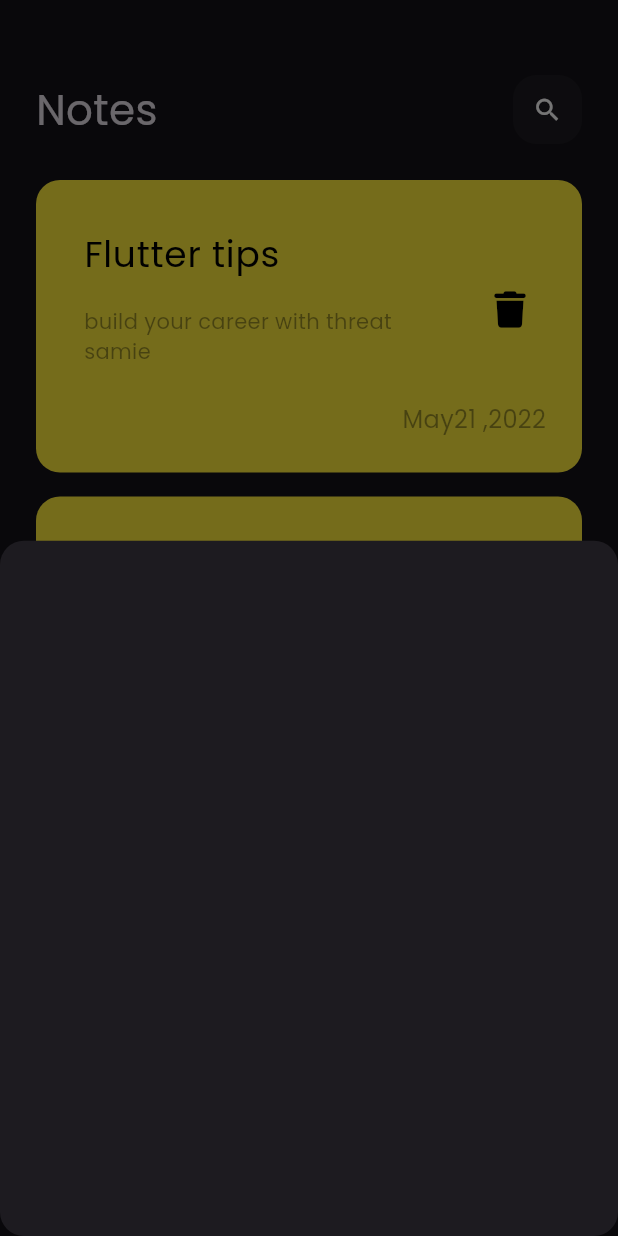
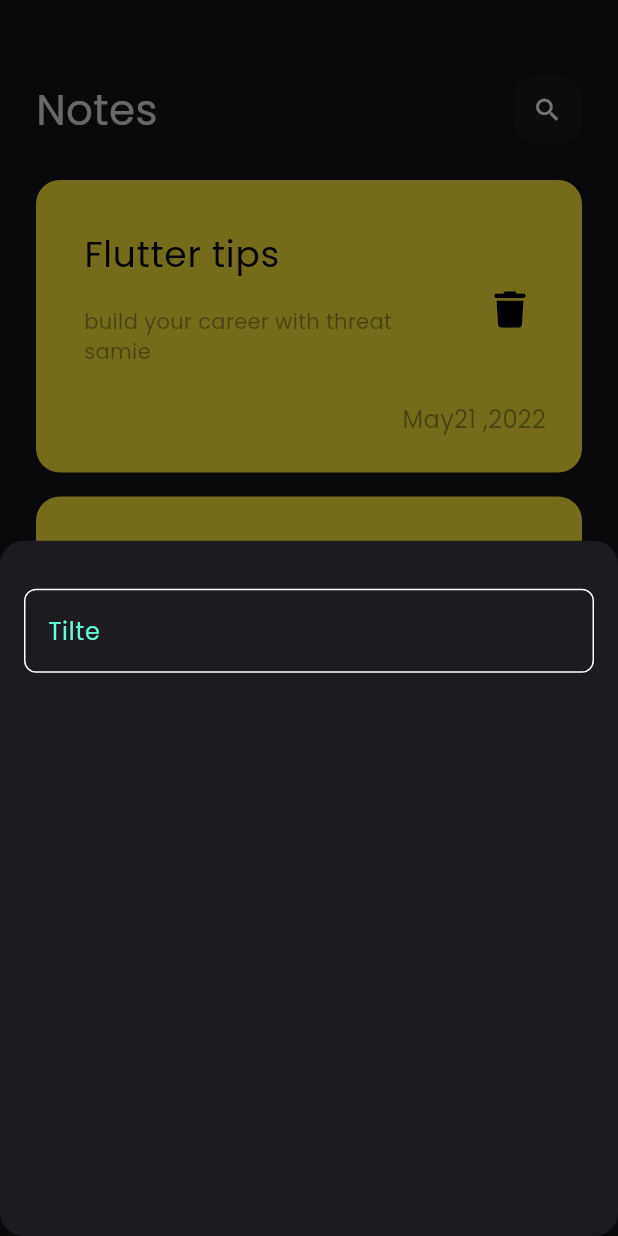
Before and after one commit to ELSAYED265/note_app, a Flutter app: the screen it shows after launch, after a tap on the "add" icon, on a phone screen of 412 x 824 dp. Run offline on Flutter 3.47's test engine with Material 3 defaults, Android fonts, the phone set to English and light mode, and no system bars; our stand-ins replace font_awesome_flutter.

Commit message:
Create custom_text_field

```diff
--- /dev/null
+++ b/lib/constant.dart
@@ -0,0 +1,3 @@
+import 'dart:ui';
+
+const kPrimaryColor = Color(0xff62FCD7);
--- a/lib/widgets/add_note_bottom_sheet.dart
+++ b/lib/widgets/add_note_bottom_sheet.dart
@@ -1,10 +1,20 @@
 import 'package:flutter/material.dart';
+
+import 'custom_text_field.dart';
 
 class AddNoteBottomSheet extends StatelessWidget {
   const AddNoteBottomSheet({super.key});
 
   @override
   Widget build(BuildContext context) {
-    return Container();
+    return Padding(
+      padding: const EdgeInsets.symmetric(horizontal: 16),
+      child: Column(
+        children: [
+          SizedBox(height: 32),
+          CustomTextField(hintText: "hello"),
+        ],
+      ),
+    );
   }
 }
--- /dev/null
+++ b/lib/widgets/custom_text_field.dart
@@ -0,0 +1,27 @@
+import 'package:flutter/material.dart';
+import 'package:note_app/constant.dart';
+
+class CustomTextField extends StatelessWidget {
+  const CustomTextField({super.key, required this.hintText});
+  final String hintText;
+  @override
+  Widget build(BuildContext context) {
+    return TextField(
+      cursorColor: kPrimaryColor,
+      decoration: InputDecoration(
+        hintText: "Tilte",
+        hintStyle: TextStyle(color: kPrimaryColor),
+        border: buildBorder(),
+        enabledBorder: buildBorder(),
+        focusedBorder: buildBorder(kPrimaryColor),
+      ),
+    );
+  }
+
+  OutlineInputBorder buildBorder([Color]) {
+    return OutlineInputBorder(
+      borderRadius: BorderRadius.circular(8),
+      borderSide: BorderSide(color: Color ?? Colors.white),
+    );
+  }
+}
```
